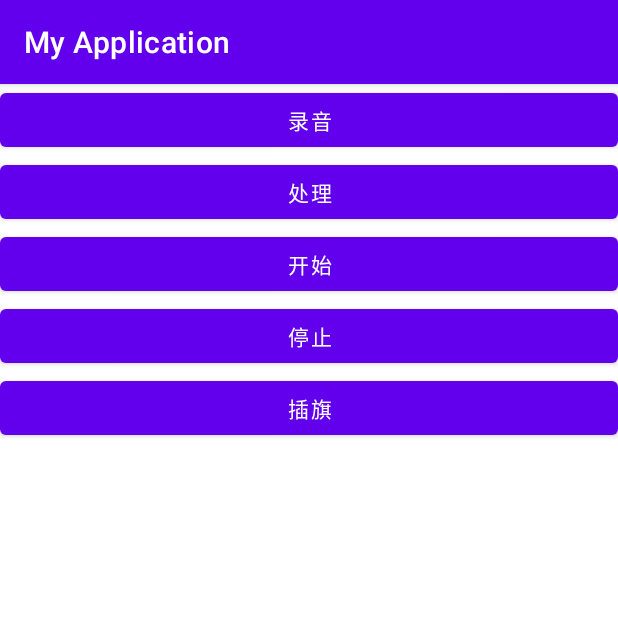
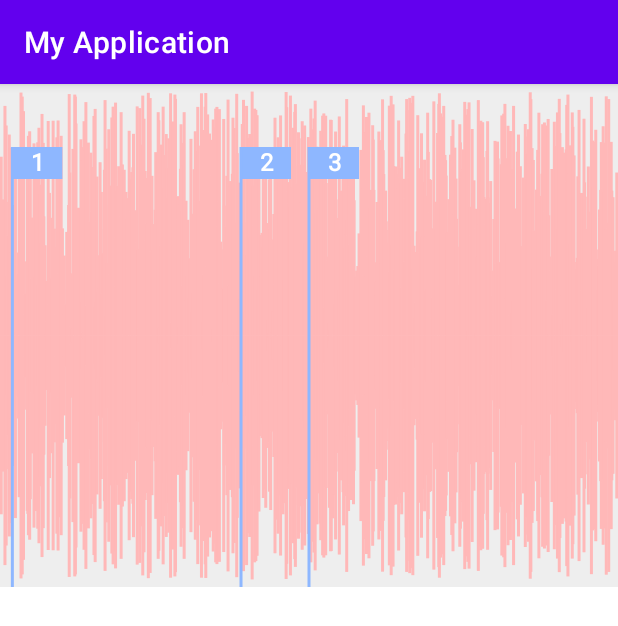
Before and after one commit to Dan-Yue/MyApplication, an Android app: the screen it shows after launch (MainActivity), on a phone screen of 412 x 824 dp. Shown: the top 626 px of the screen. Run offline under Robolectric (Android 15) with nearby library versions, the phone set to English and light mode, and no system bars.

Commit message:
自定义音波图-3

```diff
--- a/app/src/main/java/com/ybs/myapplication/MainActivity.kt
+++ b/app/src/main/java/com/ybs/myapplication/MainActivity.kt
@@ -1,8 +1,6 @@
 package com.ybs.myapplication
 
 import android.os.Bundle
-import android.view.View
-import android.widget.Button
 import androidx.appcompat.app.AppCompatActivity
 
 
@@ -11,43 +9,7 @@ class MainActivity : AppCompatActivity() {
     override fun onCreate(savedInstanceState: Bundle?) {
         super.onCreate(savedInstanceState)
         setContentView(R.layout.activity_main)
-        val recordingWave = findViewById<RecordingWave>(R.id.RecordingWave)
         val recordedWave = findViewById<RecordedWave>(R.id.RecordedWave)
-        findViewById<Button>(R.id.recording).setOnClickListener {
-            recordingWave.stopAnimation()
-            recordingWave.visibility = View.VISIBLE
-            recordedWave.stopAnimation()
-            recordedWave.visibility = View.GONE
-        }
-        findViewById<Button>(R.id.recorded).setOnClickListener {
-            recordingWave.stopAnimation()
-            recordingWave.visibility = View.GONE
-            recordedWave.stopAnimation()
-            recordedWave.visibility = View.VISIBLE
-        }
-        findViewById<Button>(R.id.start).setOnClickListener {
-            if (recordingWave.visibility == View.VISIBLE) {
-                recordingWave.startAnimation()
-            }
-            if (recordedWave.visibility == View.VISIBLE) {
-                recordedWave.startAnimation()
-            }
-        }
-        findViewById<Button>(R.id.stop).setOnClickListener {
-            if (recordingWave.visibility == View.VISIBLE) {
-                recordingWave.stopAnimation()
-            }
-            if (recordedWave.visibility == View.VISIBLE) {
-                recordedWave.stopAnimation()
-            }
-        }
-        findViewById<Button>(R.id.flag).setOnClickListener {
-            if (recordingWave.visibility == View.VISIBLE) {
-                recordingWave.setFlag()
-            }
-            if (recordedWave.visibility == View.VISIBLE) {
-                recordedWave.setFlag()
-            }
-        }
+        recordedWave.initData()
     }
 }
--- a/app/src/main/java/com/ybs/myapplication/RecordedWave.kt
+++ b/app/src/main/java/com/ybs/myapplication/RecordedWave.kt
@@ -7,29 +7,24 @@ import android.graphics.Color
 import android.graphics.Paint
 import android.graphics.Path
 import android.util.AttributeSet
+import android.util.Log
+import android.view.MotionEvent
 import android.view.View
-import java.util.*
 
 
 /**
  * Created by DanYue on 2022/6/7 14:23.
  */
-class RecordedWave(context: Context, attrs: AttributeSet?, defStyleAttr: Int) :
-    View(context, attrs, defStyleAttr) {
+class RecordedWave(
+    context: Context,
+    attrs: AttributeSet?,
+    defStyleAttr: Int
+) : View(context, attrs, defStyleAttr) {
 
     private var defaultSize = 0
 
-    //音波图线条的个数
-    private val count = 100
-
-    //音波图运动一个屏幕宽度需要的时间
-    private val time = 10000L
-
     //音量值列表
     private val data = mutableListOf<Float>()
-
-    //定时器，用来形成音波图的变化
-    private var timer: Timer? = null
 
     //旗子插入的地方，列表形式，内容为音量值列表的下标
     private val flag = mutableListOf<Int>()
@@ -91,20 +86,45 @@ class RecordedWave(context: Context, attrs: AttributeSet?, defStyleAttr: Int) :
         drawView()
     }
 
-    /**
-     * 绘制视图
-     */
+    private var a1 = 0f
+    private var a2 = 1080f
+    private var b1 = 0f
+    private var b2 = 720f
+    private var p = 1080f //中心点
+    private var m = 1f//倍数
+    private var m1 = 1f
+    private var a3 = 0f
+
     private fun drawView() {
+        Log.d("--x", "00000")
+        val max = data.size / 100 * 10
+        p = (a2 - a1) / 2 + a1 //中心点
+        m = if (isStart) {
+            m1 * (b2 - b1) / (a2 - a1)
+        } else {
+            m1
+        }
+        if (m < 1.0f) {
+            m = 1.0f
+        }
+        if (m > max.toFloat()) {
+            m = max.toFloat()
+        }
+        var move = 0f
+        if (a3 != 0f) {
+            move = a3 - a1
+        }
         val h = height / 2f
         val w = width * 1f
         canvas.drawLine(0f, h, w, h, paint)
         val end = data.size
-        val start = if (end < count) 0 else end - count
+        val start = 0
         val flagDrawList = mutableListOf<Pair<Float, Int>>()
         //绘制音波线
         for (i in start until end) {
             val volume = data[i] * h
-            val x = (i - start) * w / count
+            val k = (i - start) * w / end
+            val x = k * m - (p * m - p) + move
             canvas.drawLine(x, h, x, h + volume, paint)
             canvas.drawLine(x, h - volume, x, h, paint)
             if (flag.contains(i)) {
@@ -117,13 +137,6 @@ class RecordedWave(context: Context, attrs: AttributeSet?, defStyleAttr: Int) :
         }
     }
 
-    /**
-     * 绘制旗子
-     *
-     * @param x 中心点x坐标
-     * @param i 旗子上的数字
-     * @param h 视图的半高，用以确定旗子的y坐标
-     */
     private fun drawFlag(x: Float, i: Int, h: Float) {
         val flagPath = Path()
         val flagViewHeight = h / 4
@@ -138,58 +151,90 @@ class RecordedWave(context: Context, attrs: AttributeSet?, defStyleAttr: Int) :
         canvas.drawText(i.toString(), x + (flagWidth / 2), baseLineY, textPaint)
     }
 
-    /**
-     * 计算基线坐标
-     *
-     * @param paint 画笔，其粗细、字体大小等会影响到计算基线
-     * @param centerY 中心点Y坐标
-     */
     private fun getBaseLineY(paint: Paint, centerY: Float): Float {
         val fontMetrics = paint.fontMetrics
         return centerY + (fontMetrics.descent - fontMetrics.ascent) / 2 - fontMetrics.descent
     }
 
-    /**
-     * 插入音量值方法
-     */
-    fun setVolume() {
-        val volume = (0..1000).random() / 1000f - 0.03f
-        data.add(volume)
+
+    fun initData() {
+        for (i in 0 until 1000) {
+            val volume = (0..1000).random() / 1000f - 0.03f
+            data.add(volume)
+        }
+        flag.add(20)
+        flag.add(390)
+        flag.add(500)
     }
 
-    /**
-     * 启动动画
-     */
-    fun startAnimation() {
-        if (timer == null) {
-            val timerTask = object : TimerTask() {
-                override fun run() {
-                    setVolume()
-                    postInvalidate()
-                }
+
+    override fun onTouchEvent(event: MotionEvent): Boolean {
+        when (event.action) {
+            MotionEvent.ACTION_MOVE -> {
+                Log.d("--x", "2222")
+                setScalingStart(event)
+                setMoveStart(event)
+                invalidate()
             }
-            timer = Timer()
-            timer?.schedule(timerTask, 0, time / count)
+            MotionEvent.ACTION_UP -> {
+                Log.d("--x", "11111")
+                setScalingEnd()
+                setMoveEnd()
+            }
+        }
+        return true
+    }
+
+    private fun setMoveStart(event: MotionEvent) {
+        val x1 = event.getX(0)
+        var x2 = 0f
+        if (event.pointerCount == 2) {
+            x2 = event.getX(1)
+        }
+        if (x1 != 0f && x2 == 0f) {
+            if (a3 == 0f) {
+                a3 = x1
+            }
         }
     }
 
-    /**
-     * 停止动画
-     */
-    fun stopAnimation() {
-        timer?.cancel()
-        timer = null
-    }
-
-    /**
-     * 插入标记旗
-     */
-    fun setFlag() {
-        val time = System.currentTimeMillis()
-        if (time - minTimeTag > minTimeInterval) {
-            minTimeTag = time
-            flag.add(data.size - 1)
+    private fun setScalingStart(event: MotionEvent) {
+        val x1 = event.getX(0)
+        var x2 = 0f
+        if (event.pointerCount == 2) {
+            x2 = event.getX(1)
+        }
+        if (x1 != 0f && x2 != 0f) {
+            if (!isStart) {
+                a1 = x1
+                a2 = x2
+                b1 = x1
+                b2 = x2
+                isStart = true
+            } else {
+                b1 = x1
+                b2 = x2
+            }
         }
     }
 
+    var isStart = false
+
+    private fun setScalingEnd() {
+        isStart = false
+        m1 = m
+    }
+
+    private fun setMoveEnd() {
+        a3 = 0f
+    }
+
+    private fun getEvent(tag: String, event: MotionEvent) {
+        val x1 = event.getX(0)
+        var x2 = 0f
+        if (event.pointerCount == 2) {
+            x2 = event.getX(1)
+        }
+        Log.d(tag, "x1 = $x1 , x2 = $x2")
+    }
 }
--- a/app/src/main/res/layout/activity_main.xml
+++ b/app/src/main/res/layout/activity_main.xml
@@ -6,48 +6,10 @@
     android:orientation="vertical">
 
     <com.ybs.myapplication.RecordedWave
-        android:visibility="gone"
         android:id="@+id/RecordedWave"
         android:layout_width="match_parent"
         android:layout_height="335dp"
         android:background="@color/hui"
         hc:default_size="335dp" />
 
-    <com.ybs.myapplication.RecordingWave
-        android:visibility="gone"
-        android:id="@+id/RecordingWave"
-        android:layout_width="match_parent"
-        android:layout_height="335dp"
-        android:background="@color/hui" />
-
-    <Button
-        android:id="@+id/recording"
-        android:layout_width="match_parent"
-        android:layout_height="wrap_content"
-        android:text="录音"/>
-
-    <Button
-        android:id="@+id/recorded"
-        android:layout_width="match_parent"
-        android:layout_height="wrap_content"
-        android:text="处理"/>
-
-    <Button
-        android:id="@+id/start"
-        android:layout_width="match_parent"
-        android:layout_height="wrap_content"
-        android:text="开始" />
-
-    <Button
-        android:id="@+id/stop"
-        android:layout_width="match_parent"
-        android:layout_height="wrap_content"
-        android:text="停止" />
-
-    <Button
-        android:id="@+id/flag"
-        android:layout_width="match_parent"
-        android:layout_height="wrap_content"
-        android:text="插旗" />
-
 </LinearLayout>
```
